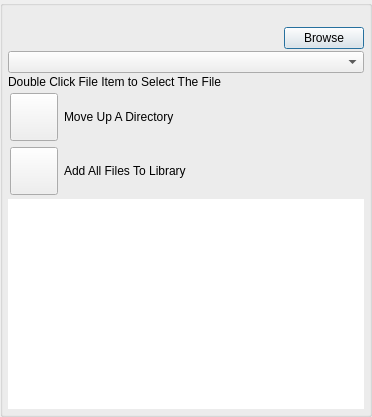
The window that nolimitgui/CommonSrc/Forms/ActivityBrowseFiles.ui (nolimitconnect/NoLimitConnect) describes before a commit, drawn with Qt 5.
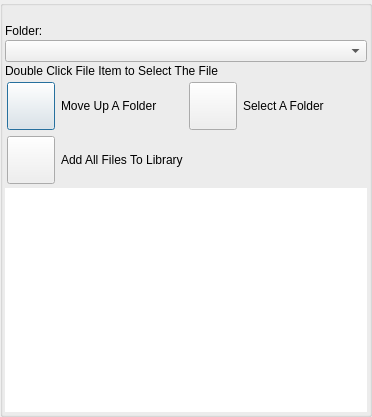
The same window after the commit. Custom widgets are drawn as their Qt base class.

Commit message: Work on better browse/add files

What changed in the file:
```diff
--- a/nolimitgui/CommonSrc/Forms/ActivityBrowseFiles.ui
+++ b/nolimitgui/CommonSrc/Forms/ActivityBrowseFiles.ui
@@ -76,16 +76,16 @@
        <number>2</number>
       </property>
       <property name="leftMargin">
-       <number>5</number>
+       <number>2</number>
       </property>
       <property name="topMargin">
-       <number>5</number>
+       <number>2</number>
       </property>
       <property name="rightMargin">
-       <number>5</number>
+       <number>2</number>
       </property>
       <property name="bottomMargin">
-       <number>5</number>
+       <number>2</number>
       </property>
       <item>
        <widget class="QLabel" name="m_StatusLabel">
@@ -102,6 +102,13 @@
       </item>
       <item>
        <layout class="QHBoxLayout" name="horizontalLayout_3">
+        <item>
+         <widget class="QLabel" name="label">
+          <property name="text">
+           <string>Folder:</string>
+          </property>
+         </widget>
+        </item>
         <item>
          <widget class="VxLabel" name="m_CurDirLabel">
           <property name="sizePolicy">
@@ -142,13 +149,6 @@
           </property>
          </widget>
         </item>
-        <item>
-         <widget class="QPushButton" name="m_BrowseButton">
-          <property name="text">
-           <string>Browse</string>
-          </property>
-         </widget>
-        </item>
        </layout>
       </item>
       <item>
@@ -210,7 +210,39 @@
             </sizepolicy>
            </property>
            <property name="text">
-            <string>Move Up A Directory</string>
+            <string>Move Up A Folder</string>
+           </property>
+          </widget>
+         </item>
+         <item>
+          <widget class="VxPushButton" name="m_BrowseButton">
+           <property name="minimumSize">
+            <size>
+             <width>48</width>
+             <height>48</height>
+            </size>
+           </property>
+           <property name="maximumSize">
+            <size>
+             <width>48</width>
+             <height>48</height>
+            </size>
+           </property>
+           <property name="text">
+            <string/>
+           </property>
+          </widget>
+         </item>
+         <item>
+          <widget class="QLabel" name="label_2">
+           <property name="sizePolicy">
+            <sizepolicy hsizetype="Expanding" vsizetype="Preferred">
+             <horstretch>0</horstretch>
+             <verstretch>0</verstretch>
+            </sizepolicy>
+           </property>
+           <property name="text">
+            <string>Select A Folder</string>
            </property>
           </widget>
          </item>
```
The commit also changes 29 other files.
